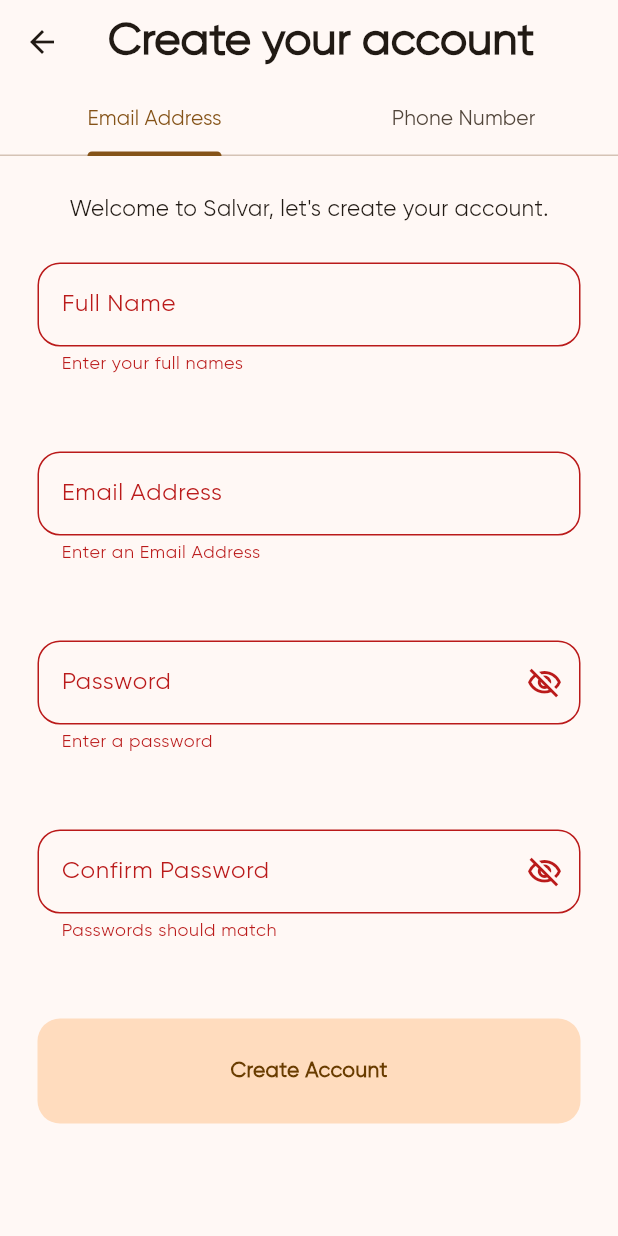
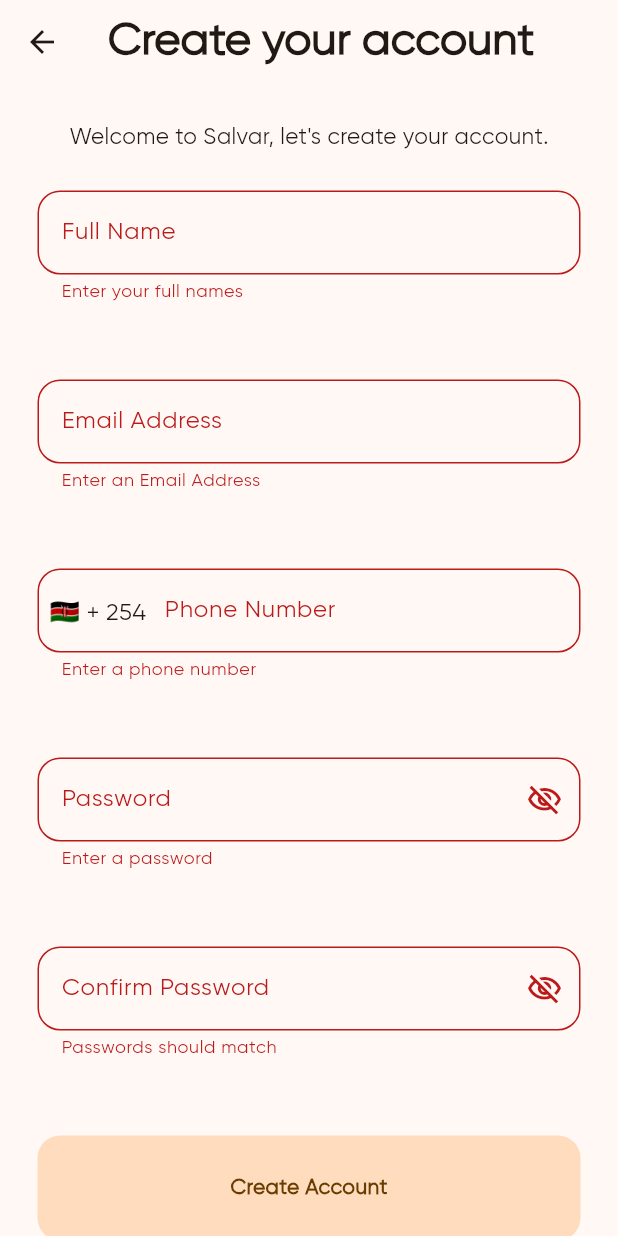
Before and after one commit to Emtee100/Salvar, a Flutter app: the Signup screen opened by its route, after a tap on "Create Account", on a phone screen of 412 x 824 dp. Run offline on Flutter 3.47's test engine with Material 3 defaults, Android fonts, the phone set to English and light mode, and no system bars; our stand-ins replace country_picker, go_router, pinput.

Commit message:
UI improvements

```diff
--- a/lib/components/email_sign_up.dart
+++ b/lib/components/email_sign_up.dart
@@ -1,4 +1,6 @@
+import 'package:country_picker/country_picker.dart';
 import 'package:flutter/material.dart';
+import 'package:go_router/go_router.dart';
 
 class Signupform extends StatefulWidget {
   const Signupform({super.key});
@@ -11,6 +13,7 @@
   final _formState = GlobalKey<FormState>();
 
   late final TextEditingController _passwordController;
+  late final TextEditingController _phoneNumberController;
   late final TextEditingController _confirmPasswordController;
   late final TextEditingController _fullNameController;
   late final TextEditingController _emailController;
@@ -36,11 +39,25 @@
     });
   }
 
+  Country _selectedCountry = Country(
+      phoneCode: "254",
+      countryCode: "KE",
+      e164Sc: 0,
+      geographic: true,
+      level: 1,
+      name: "Kenya",
+      example: "712345678",
+      displayName: "Kenya",
+      fullExampleWithPlusSign: "+254 712 345 678",
+      displayNameNoCountryCode: "KE",
+      e164Key: "");
+
   @override
   void initState() {
     _passwordController = TextEditingController();
     _confirmPasswordController = TextEditingController();
     _fullNameController = TextEditingController();
+    _phoneNumberController = TextEditingController();
     _emailController = TextEditingController();
     super.initState();
   }
@@ -49,6 +66,7 @@
   void dispose() {
     _passwordController.dispose();
     _confirmPasswordController.dispose();
+    _phoneNumberController.dispose();
     _emailController.dispose();
     _fullNameController.dispose();
     super.dispose();
@@ -103,6 +121,58 @@
                   validator: (value) {
                     if (value == null || value.isEmpty) {
                       return "Enter an Email Address";
+                    } else {
+                      return null;
+                    }
+                  }),
+            ),
+
+            Padding(
+              padding: const EdgeInsets.symmetric(vertical: 25, horizontal: 25),
+              child: TextFormField(
+                  keyboardType: TextInputType.phone,
+                  controller: _phoneNumberController,
+                  decoration: InputDecoration(
+                      prefixIcon: Container(
+                          padding:
+                          const EdgeInsets.only(top: 13, left: 8, right: 8),
+                          child: InkWell(
+                            onTap: () => showCountryPicker(
+                                countryListTheme: CountryListThemeData(
+                                    bottomSheetHeight: MediaQuery.of(context).size.height/2,
+                                    inputDecoration: InputDecoration(
+                                        labelText: "Search",
+                                        hintText: "Search",
+                                        prefixIcon: const Icon(Icons.search),
+                                        border: OutlineInputBorder(
+                                            borderRadius: BorderRadius.circular(15)
+                                        )
+                                    )
+                                ),
+                                context: context,
+                                showPhoneCode: true,
+                                showSearch: true,
+                                onSelect: (Country value) {
+                                  setState(() {
+                                    _selectedCountry = value;
+                                  });
+                                }),
+                            child: Text(
+                              "${_selectedCountry.flagEmoji} + ${_selectedCountry.phoneCode}",
+                              style: TextStyle(fontSize: 16),
+                            ),
+                          )),
+                      labelText: "Phone Number",
+                      border: OutlineInputBorder(
+                        borderRadius: BorderRadius.circular(15),
+                      )),
+                  validator: (value) {
+                    if (value == null || value.isEmpty) {
+                      return "Enter a phone number";
+                    } else if (_phoneNumberController.text.length > 9) {
+                      return "Enter the phone number with the format 712345678";
+                    } else if (_phoneNumberController.text.length < 9) {
+                      return "A phone number should at least have 9 digits";
                     } else {
                       return null;
                     }
@@ -181,7 +251,7 @@
             GestureDetector(
               onTap: () {
                 if (_formState.currentState!.validate()) {
-                  print('Hi');
+                  context.push("/otp");
                 }
               },
               child: Container(
--- a/lib/pages/signUpScreen.dart
+++ b/lib/pages/signUpScreen.dart
@@ -28,30 +28,14 @@
 
   @override
   Widget build(BuildContext context) {
-    return DefaultTabController(
-      length: 2,
-      initialIndex: 0,
-      child: Scaffold(
-        appBar: AppBar(
-          title: const Text(
-            "Create your account",
-            style: TextStyle(fontSize: 30, fontWeight: FontWeight.bold),
-          ),
-          bottom: const TabBar(tabs: [
-            Tab(
-              text: "Email Address",
-            ),
-            Tab(
-              text: "Phone Number",
-            )
-          ]),
+    return Scaffold(
+      appBar: AppBar(
+        title: const Text(
+          "Create your account",
+          style: TextStyle(fontSize: 30, fontWeight: FontWeight.bold),
         ),
-        body: const TabBarView(
-            children: [
-              SingleChildScrollView(child: Signupform()),
-              SingleChildScrollView(child: PhoneSignup())
-            ]),
       ),
+      body: const SingleChildScrollView(child: Signupform()),
     );
   }
 }
```
Also changed, not shown: 1 other file.
